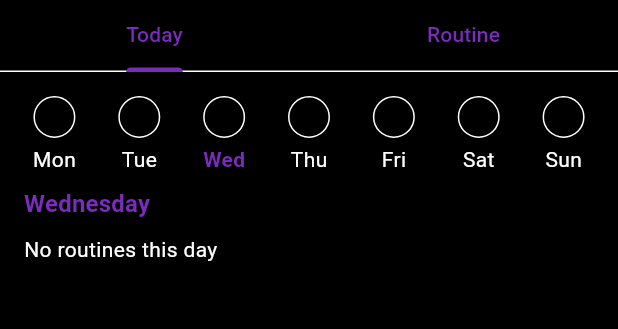
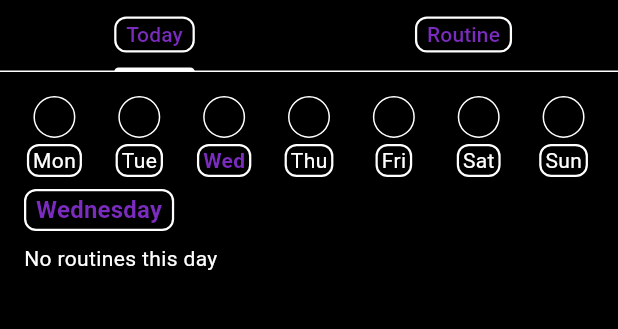
Before and after one commit to Juanppmi/gymtracker, a Flutter app: the screen it shows after launch, on a phone screen of 412 x 824 dp, the part 84-413 px from its top. Run offline on Flutter 3.47's test engine with Material 3 defaults, Android fonts, the phone set to English and light mode, and no system bars; our stand-ins replace cupertino_ui, drift, drift_flutter, flutter_riverpod, material_ui, shared_preferences; accounts and stored records are empty; generated files the repository leaves out were written again; statements that could not run were skipped.

Commit message:
fix/add-a-white-border-to-purple-labels
Purple labels sit on black, so a white border makes the tabs, exercise names, and the sets and reps fields readable.

Closes #21

Co-authored-by: Cursor <cursoragent@cursor.com>

```diff
--- a/lib/ui/design_system/app_theme.dart
+++ b/lib/ui/design_system/app_theme.dart
@@ -31,7 +31,7 @@ ThemeData buildAppTheme(Brightness brightness) {
     tabBarTheme: const TabBarThemeData(
       labelColor: appPurple,
       unselectedLabelColor: appPurple,
-      indicatorColor: appPurple,
+      indicatorColor: appWhite,
     ),
     popupMenuTheme: const PopupMenuThemeData(
       color: appBlack,
--- a/lib/ui/design_system/confirm_dialog.dart
+++ b/lib/ui/design_system/confirm_dialog.dart
@@ -1,3 +1,4 @@
+import 'package:gymtracker/ui/design_system/white_outline.dart';
 import 'package:material_ui/material_ui.dart';
 
 Future<bool> confirmAction(
@@ -11,7 +12,10 @@ Future<bool> confirmAction(
     context: context,
     builder: (context) {
       return AlertDialog(
-        title: Text(title),
+        title: Align(
+          alignment: Alignment.centerLeft,
+          child: WhiteOutline(child: Text(title)),
+        ),
         content: Text(message),
         actions: [
           TextButton(
--- a/lib/ui/design_system/exercise_row.dart
+++ b/lib/ui/design_system/exercise_row.dart
@@ -1,3 +1,4 @@
+import 'package:gymtracker/ui/design_system/white_outline.dart';
 import 'package:material_ui/material_ui.dart';
 
 class ExerciseRow extends StatelessWidget {
@@ -21,7 +22,9 @@ class ExerciseRow extends StatelessWidget {
     return Column(
       crossAxisAlignment: CrossAxisAlignment.start,
       children: [
-        Text(name, style: Theme.of(context).textTheme.titleMedium),
+        WhiteOutline(
+          child: Text(name, style: Theme.of(context).textTheme.titleMedium),
+        ),
         Text(muscleGroup),
         Text('$weight · $sets · $reps'),
       ],
--- /dev/null
+++ b/lib/ui/design_system/white_outline.dart
@@ -0,0 +1,24 @@
+import 'package:gymtracker/ui/design_system/app_theme.dart';
+import 'package:material_ui/material_ui.dart';
+
+class WhiteOutline extends StatelessWidget {
+  const WhiteOutline({super.key, required this.child, this.padding});
+
+  final Widget child;
+  final EdgeInsetsGeometry? padding;
+
+  @override
+  Widget build(BuildContext context) {
+    return DecoratedBox(
+      decoration: BoxDecoration(
+        border: Border.all(color: appWhite, width: 1.5),
+        borderRadius: BorderRadius.circular(8),
+      ),
+      child: Padding(
+        padding:
+            padding ?? const EdgeInsets.symmetric(horizontal: 8, vertical: 2),
+        child: child,
+      ),
+    );
+  }
+}
--- a/lib/ui/navigation/home_shell.dart
+++ b/lib/ui/navigation/home_shell.dart
@@ -1,5 +1,6 @@
 import 'package:gymtracker/l10n/app_localizations.dart';
 import 'package:gymtracker/ui/design_system/app_title.dart';
+import 'package:gymtracker/ui/design_system/white_outline.dart';
 import 'package:gymtracker/ui/language/app_language_button.dart';
 import 'package:gymtracker/ui/routine/routine_screen.dart';
 import 'package:gymtracker/ui/theme/theme_mode_button.dart';
@@ -20,8 +21,8 @@ class HomeShell extends StatelessWidget {
           actions: const [AppLanguageButton(), ThemeModeButton()],
           bottom: TabBar(
             tabs: [
-              Tab(text: l10n.today),
-              Tab(text: l10n.routine),
+              Tab(child: WhiteOutline(child: Text(l10n.today))),
+              Tab(child: WhiteOutline(child: Text(l10n.routine))),
             ],
           ),
         ),
--- a/lib/ui/today/today_screen.dart
+++ b/lib/ui/today/today_screen.dart
@@ -4,6 +4,7 @@ import 'package:gymtracker/data/weekday.dart';
 import 'package:gymtracker/data/weekday_assignment_item.dart';
 import 'package:gymtracker/l10n/app_localizations.dart';
 import 'package:gymtracker/ui/design_system/weekday_circle.dart';
+import 'package:gymtracker/ui/design_system/white_outline.dart';
 import 'package:gymtracker/ui/routine/weekday_label.dart';
 import 'package:gymtracker/ui/today/today_log_notifier.dart';
 import 'package:gymtracker/ui/today/workout_log_screen.dart';
@@ -49,7 +50,12 @@ class _TodayScreenState extends ConsumerState<TodayScreen> {
                             children: [
                               WeekdayCircle(filled: snapshot.isFilled(weekday)),
                               const SizedBox(height: 4),
-                              Text(
+                              WhiteOutline(
+                                padding: const EdgeInsets.symmetric(
+                                  horizontal: 4,
+                                  vertical: 1,
+                                ),
+                                child: Text(
                                   weekdayShortLabel(l10n, weekday),
                                   style: TextStyle(
                                     color: weekday == selected
@@ -58,6 +64,7 @@ class _TodayScreenState extends ConsumerState<TodayScreen> {
                                     fontWeight: weekday == selected
                                         ? FontWeight.bold
                                         : null,
+                                  ),
                                 ),
                               ),
                             ],
@@ -69,9 +76,14 @@ class _TodayScreenState extends ConsumerState<TodayScreen> {
               ),
               Padding(
                 padding: const EdgeInsets.symmetric(horizontal: 16),
+                child: Align(
+                  alignment: Alignment.centerLeft,
+                  child: WhiteOutline(
                     child: Text(
                       weekdayLabel(l10n, selected),
                       style: Theme.of(context).textTheme.titleMedium,
+                    ),
+                  ),
                 ),
               ),
               const SizedBox(height: 8),
@@ -106,7 +118,12 @@ class _TodayRoutineTile extends StatelessWidget {
     return ListTile(
       key: Key('today-routine-${routine.routineId}'),
       contentPadding: EdgeInsets.zero,
-      title: Text(routine.routineName),
+      title: WhiteOutline(
+        child: Text(
+          routine.routineName,
+          style: Theme.of(context).textTheme.titleMedium,
+        ),
+      ),
       onTap: () {
         Navigator.of(context).push(
           MaterialPageRoute<void>(
```
Also changed, not shown: lib/ui/design_system/app_text_field.dart (+8 -5 lines), lib/ui/exercise/exercise_execution_sheet.dart (+10 -1 lines), lib/ui/language/app_language_button.dart (+4 -3 lines), lib/ui/routine/exercise_catalog_screen.dart (+9 -5 lines), lib/ui/routine/routine_list_screen.dart (+16 -2 lines), lib/ui/routine/routine_screen.dart (+24 -5 lines), lib/ui/theme/theme_mode_button.dart (+4 -3 lines), 1 other file. Lines whose indentation alone changed are shown as unchanged.
